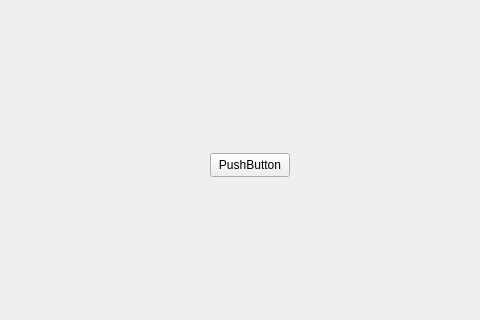
This is mainwindow.ui in Vadim-Podrez/LibraryApp as Qt 5 draws it before an edit; both pictures show x 140 to 620 and y 187 to 507 of the 800 by 600 pixel window. The edited form follows.
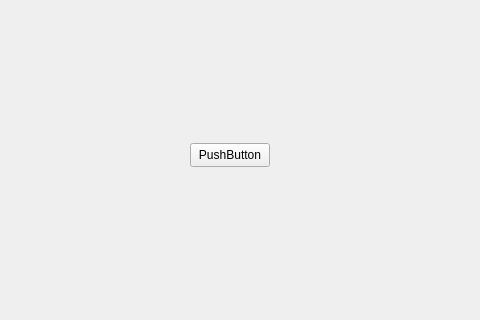
This is the edited form.

Patch:
```diff
--- a/mainwindow.ui
+++ b/mainwindow.ui
@@ -17,8 +17,8 @@
    <widget class="QPushButton" name="pushButton">
     <property name="geometry">
      <rect>
-      <x>350</x>
-      <y>340</y>
+      <x>330</x>
+      <y>330</y>
       <width>80</width>
       <height>24</height>
      </rect>
```
